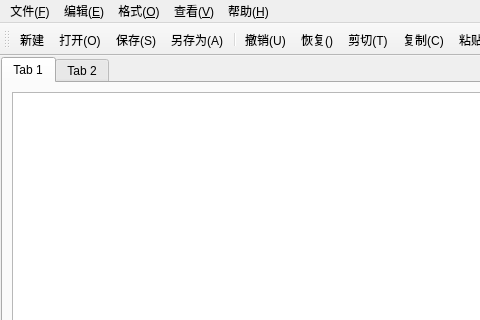
This is MyNotepad/mainwindow.ui in wohaoleiaaa/qt as Qt 5 draws it before an edit; both pictures show x 0 to 480 and y 0 to 320 of the 900 by 600 pixel window. The edited form follows.
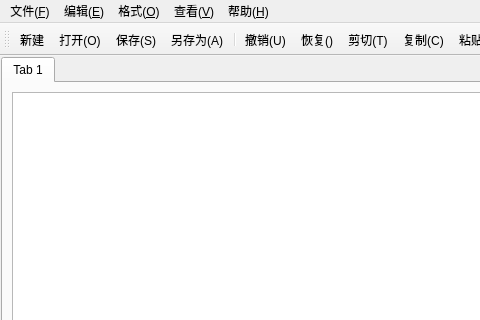
This is the edited form. Icons and pictures are not drawn.

```diff
--- a/MyNotepad/mainwindow.ui
+++ b/MyNotepad/mainwindow.ui
@@ -58,11 +58,6 @@
         </item>
        </layout>
       </widget>
-      <widget class="QWidget" name="tab_2">
-       <attribute name="title">
-        <string>Tab 2</string>
-       </attribute>
-      </widget>
      </widget>
     </item>
    </layout>
```
Left out of the diff: 2 changed lines with no effect on the pictures.
